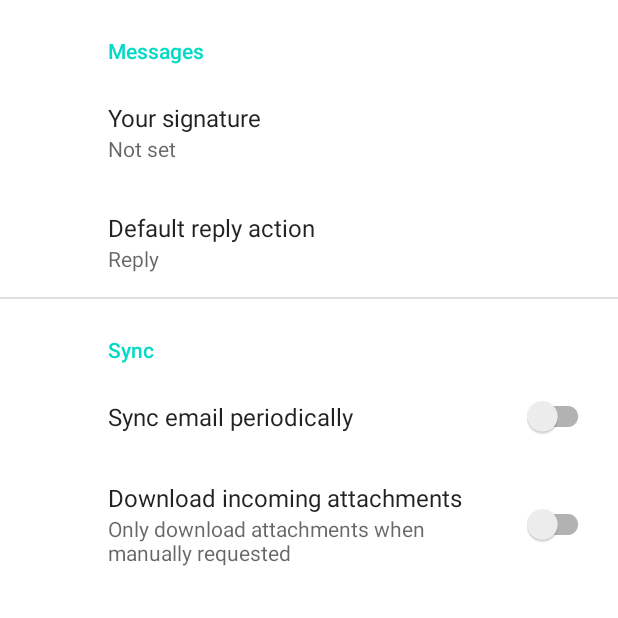
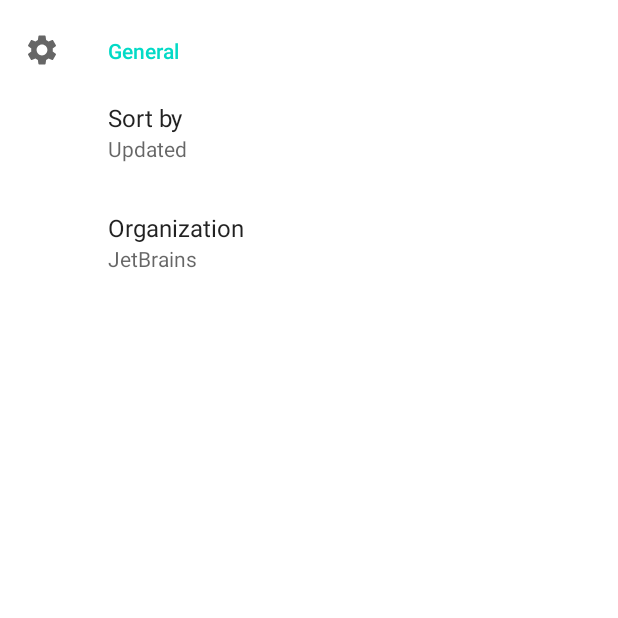
Before and after one commit to divyansh-dxn/GitRepos, an Android app built with Jetpack Compose: the fragment SettingsFragment shown on its own in the app's theme, on a phone screen of 412 x 824 dp, the top half of it. Run offline under Robolectric (Android 15) with nearby library versions, the phone set to English and light mode, and no system bars; our stand-ins replace androidx.preference.

Commit message:
added soryby and organizations preferences

```diff
--- a/app/src/main/java/com/dxn/github/repos/data/GithubRepositoryImpl.kt
+++ b/app/src/main/java/com/dxn/github/repos/data/GithubRepositoryImpl.kt
@@ -4,10 +4,8 @@ import android.util.Log
 import androidx.paging.Pager
 import androidx.paging.PagingConfig
 import androidx.paging.PagingData
-import com.dxn.github.repos.common.models.Organization
 import com.dxn.github.repos.common.util.Resource
 import com.dxn.github.repos.common.models.Repo
-import com.dxn.github.repos.common.models.RepoSort
 import com.dxn.github.repos.data.api.GithubApi
 import com.dxn.github.repos.data.api.GithubUserContentApi
 import com.dxn.github.repos.domain.repositories.GithubRepository
@@ -18,12 +16,12 @@ class GithubRepositoryImpl(
     private val api: GithubApi,
     private val contentApi: GithubUserContentApi
 ) : GithubRepository {
-    override fun getAllRepos(orgName: Organization, sort: RepoSort): Flow<PagingData<Repo>> = Pager(
+    override fun getAllRepos(orgName: String, sortBy: String): Flow<PagingData<Repo>> = Pager(
         config = PagingConfig(
             pageSize = NETWORK_PAGE_SIZE,
             enablePlaceholders = false
         ),
-        pagingSourceFactory = { ReposPagingSource(api, orgName) }
+        pagingSourceFactory = { ReposPagingSource(api, orgName,sortBy) }
     ).flow
 
     override suspend fun getReadme(repo: Repo) = flow<Resource<String>> {
--- a/app/src/main/java/com/dxn/github/repos/domain/repositories/GithubRepository.kt
+++ b/app/src/main/java/com/dxn/github/repos/domain/repositories/GithubRepository.kt
@@ -1,14 +1,12 @@
 package com.dxn.github.repos.domain.repositories
 
 import androidx.paging.PagingData
-import com.dxn.github.repos.common.models.Organization
 import com.dxn.github.repos.common.models.Repo
-import com.dxn.github.repos.common.models.RepoSort
 import com.dxn.github.repos.common.util.Resource
 import kotlinx.coroutines.flow.Flow
 
 interface GithubRepository {
 //    suspend fun getRepoDetails(userName: String, repoName: String): Flow<Resource<Repo>>
-    fun getAllRepos(orgName: Organization, sort: RepoSort): Flow<PagingData<Repo>>
+    fun getAllRepos(orgName: String, sortBy: String): Flow<PagingData<Repo>>
     suspend fun getReadme(repo: Repo): Flow<Resource<String>>
 }
--- a/app/src/main/java/com/dxn/github/repos/ui/screens/home/HomeViewModel.kt
+++ b/app/src/main/java/com/dxn/github/repos/ui/screens/home/HomeViewModel.kt
@@ -4,9 +4,7 @@ import androidx.lifecycle.ViewModel
 import androidx.lifecycle.viewModelScope
 import androidx.paging.PagingData
 import androidx.paging.cachedIn
-import com.dxn.github.repos.common.models.Organization
 import com.dxn.github.repos.common.models.Repo
-import com.dxn.github.repos.common.models.RepoSort
 import com.dxn.github.repos.domain.repositories.GithubRepository
 import dagger.hilt.android.lifecycle.HiltViewModel
 import kotlinx.coroutines.flow.Flow
@@ -17,7 +15,7 @@ class HomeViewModel
 @Inject
 constructor(private val repository: GithubRepository) : ViewModel() {
 
-    fun getData(organization: Organization, repoSort: RepoSort) : Flow<PagingData<Repo>> =
+    fun getData(organization: String, repoSort: String) : Flow<PagingData<Repo>> =
         repository.getAllRepos(organization,repoSort).cachedIn(viewModelScope)
 
 }
--- a/app/src/main/res/values/arrays.xml
+++ b/app/src/main/res/values/arrays.xml
@@ -9,4 +9,32 @@
         <item>reply</item>
         <item>reply_all</item>
     </string-array>
+
+<!--    Organizations preferences-->
+    <string-array name="organization_entries">
+        <item>JetBrains</item>
+        <item>Square</item>
+        <item>Slack</item>
+    </string-array>
+
+    <string-array name="organization_values">
+        <item>JetBrains</item>
+        <item>Square</item>
+        <item>slackhq</item>
+    </string-array>
+
+
+<!--    Sort preferences-->
+    <string-array name="sort_entries">
+        <item>Updated</item>
+        <item>Created</item>
+        <item>Pushed</item>
+        <item>Full name</item>
+    </string-array>
+    <string-array name="sort_values">
+        <item>updated</item>
+        <item>created</item>
+        <item>pushed</item>
+        <item>full_name</item>
+    </string-array>
 </resources>
--- a/app/src/main/res/values/strings.xml
+++ b/app/src/main/res/values/strings.xml
@@ -22,4 +22,5 @@
     <string name="attachment_summary_on">Automatically download attachments for incoming emails
     </string>
     <string name="attachment_summary_off">Only download attachments when manually requested</string>
+    <string name="sort_title">Sort by</string>
 </resources>
--- a/app/src/main/res/xml/root_preferences.xml
+++ b/app/src/main/res/xml/root_preferences.xml
@@ -1,35 +1,25 @@
 <PreferenceScreen xmlns:app="http://schemas.android.com/apk/res-auto">
 
-    <PreferenceCategory app:title="@string/messages_header">
+    <PreferenceCategory
+        app:icon="@drawable/ic_settings_24"
+        app:title="General">
 
-        <EditTextPreference
-            app:key="signature"
-            app:title="@string/signature_title"
+        <ListPreference
+            app:defaultValue="updated"
+            app:entries="@array/sort_entries"
+            app:entryValues="@array/sort_values"
+            app:key="sort_by"
+            app:title="@string/sort_title"
             app:useSimpleSummaryProvider="true" />
 
         <ListPreference
-            app:defaultValue="reply"
-            app:entries="@array/reply_entries"
-            app:entryValues="@array/reply_values"
-            app:key="reply"
-            app:title="@string/reply_title"
+            app:defaultValue="JetBrains"
+            app:entries="@array/organization_entries"
+            app:entryValues="@array/organization_values"
+            app:key="organization"
+            app:title="@string/organization"
             app:useSimpleSummaryProvider="true" />
 
     </PreferenceCategory>
 
-    <PreferenceCategory app:title="@string/sync_header">
-
-        <SwitchPreferenceCompat
-            app:key="sync"
-            app:title="@string/sync_title" />
-
-        <SwitchPreferenceCompat
-            app:dependency="sync"
-            app:key="attachment"
-            app:summaryOff="@string/attachment_summary_off"
-            app:summaryOn="@string/attachment_summary_on"
-            app:title="@string/attachment_title" />
-
-    </PreferenceCategory>
-
 </PreferenceScreen>
```
Also changed, not shown: app/src/main/java/com/dxn/github/repos/common/models/Organization.kt (deleted, +0 -21 lines), app/src/main/java/com/dxn/github/repos/common/models/RepoSort.kt (deleted, +0 -25 lines), app/src/main/java/com/dxn/github/repos/data/ReposPagingSource.kt (+4 -6 lines), app/src/main/java/com/dxn/github/repos/ui/screens/home/HomeFragment.kt (+5 -3 lines).
